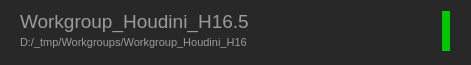
First picture: the form in UI/ns_EnvCheck_Item.ui, repository prateekfxtd/ns_Startup, before the edit.
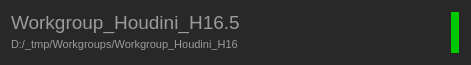
Second picture: the form after the edit.

```diff
--- a/UI/ns_EnvCheck_Item.ui
+++ b/UI/ns_EnvCheck_Item.ui
@@ -35,15 +35,8 @@
   <property name="title">
    <string/>
   </property>
-  <widget class="QWidget" name="horizontalLayoutWidget">
-   <property name="geometry">
-    <rect>
-     <x>20</x>
-     <y>10</y>
-     <width>431</width>
-     <height>42</height>
-    </rect>
-   </property>
+  <layout class="QHBoxLayout" name="horizontalLayout_2">
+   <item>
    <layout class="QHBoxLayout" name="horizontalLayout">
     <property name="spacing">
      <number>0</number>
@@ -130,7 +123,8 @@
      </widget>
     </item>
    </layout>
-  </widget>
+   </item>
+  </layout>
  </widget>
  <resources/>
  <connections/>
```
Lines whose indentation alone changed are shown as unchanged.
